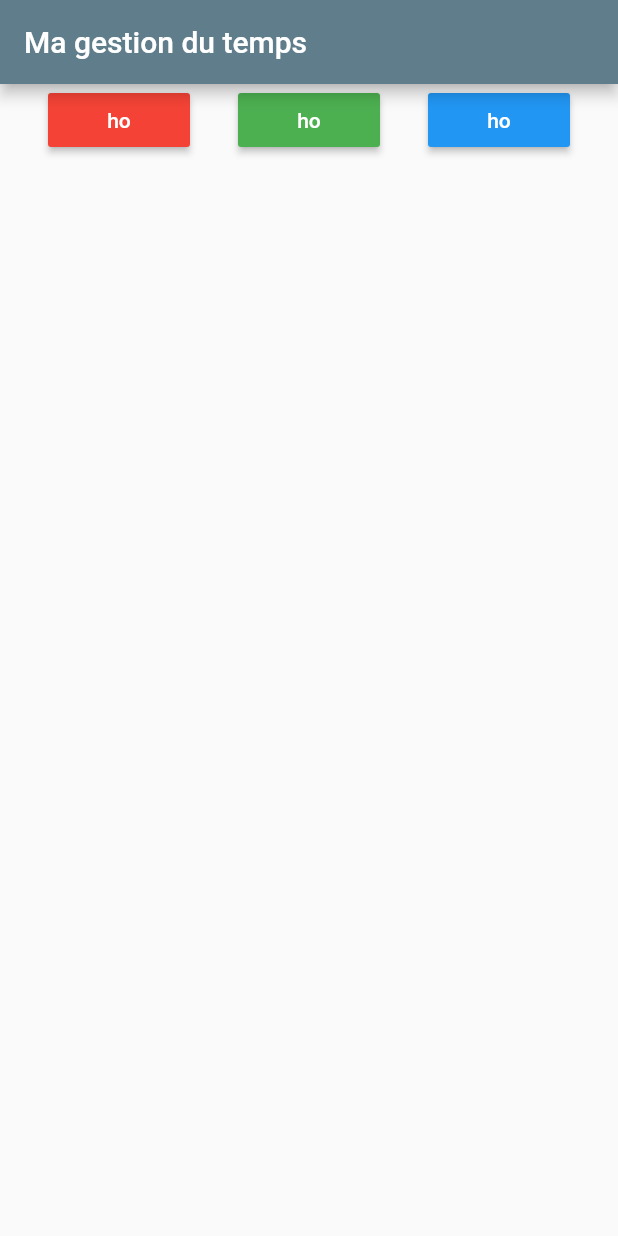
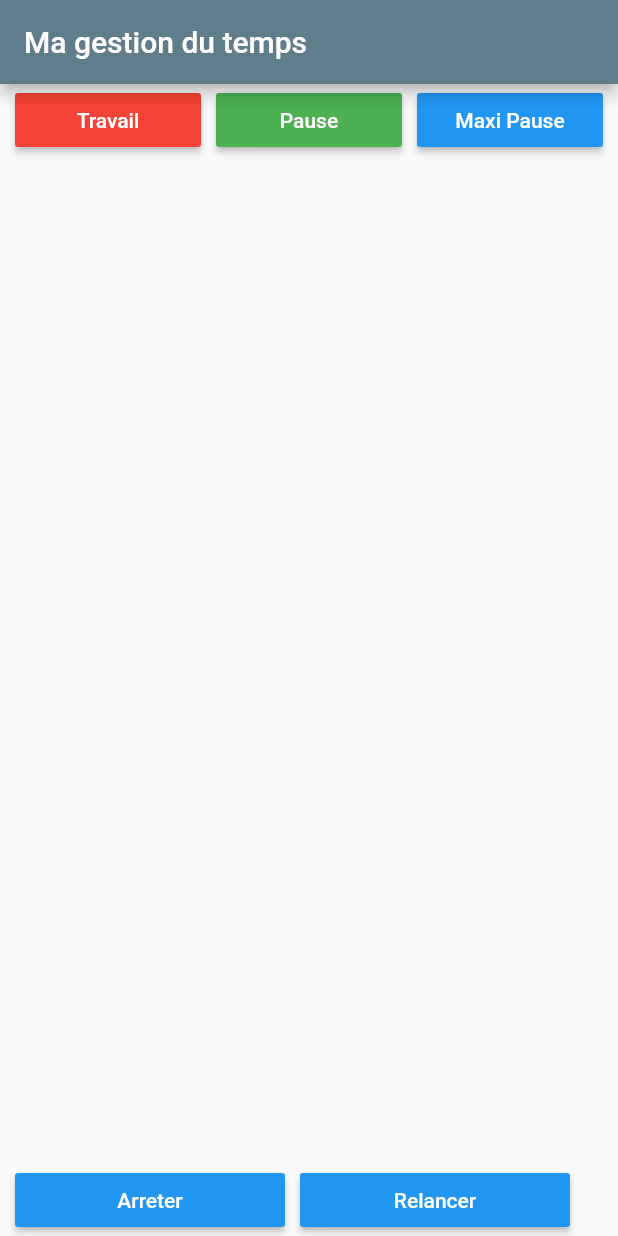
Before and after one commit to LePhostavius/TP2_FLUTTER, a Flutter app: the screen it shows after launch, on a phone screen of 412 x 824 dp. Run offline on Flutter 3.47's test engine with Material 2 defaults, Android fonts, the phone set to English and light mode, and no system bars.

Commit message:
bouttons ajoutés

```diff
--- a/gestion_temps/lib/page_accueil_minuterie.dart
+++ b/gestion_temps/lib/page_accueil_minuterie.dart
@@ -1,7 +1,9 @@
 // ignore_for_file: unnecessary_new
 
 import 'package:flutter/material.dart';
+import 'package:gestion_temps/main.dart';
 import 'widgets.dart';
+//import 'package:percent_indicator/percent_indicator.dart';
 
 class PageAccueilMinuterie extends StatelessWidget {
   const PageAccueilMinuterie({Key? key}) : super(key: key);
@@ -15,30 +17,49 @@ class PageAccueilMinuterie extends StatelessWidget {
           children: [
             Row(
               children: [
-                Padding(padding: EdgeInsets.all(16.0)),
+                Padding(padding: EdgeInsets.all(REMPLISSAGE_DEFAUT)),
                 Expanded(
                     child: BoutonGenerique(
                         couleur: Colors.red,
-                        texte: 'ho',
+                        texte: 'Travail',
                         taille: 60.0,
                         action: methodevide)),
-                Padding(padding: EdgeInsets.all(16.0)),
+                Padding(padding: EdgeInsets.all(REMPLISSAGE_DEFAUT)),
                 Expanded(
                     child: BoutonGenerique(
                         couleur: Colors.green,
-                        texte: 'ho',
+                        texte: 'Pause',
                         taille: 60.0,
                         action: methodevide)),
-                Padding(padding: EdgeInsets.all(16.0)),
+                Padding(padding: EdgeInsets.all(REMPLISSAGE_DEFAUT)),
                 Expanded(
                     child: BoutonGenerique(
                         couleur: Colors.blue,
-                        texte: 'ho',
+                        texte: 'Maxi Pause',
                         taille: 60.0,
                         action: methodevide)),
-                Padding(padding: EdgeInsets.all(16.0)),
+                Padding(padding: EdgeInsets.all(REMPLISSAGE_DEFAUT)),
               ],
-            )
+            ),
+          ],
+        ),
+        bottomNavigationBar: Row(
+          children: [
+            Padding(padding: EdgeInsets.all(REMPLISSAGE_DEFAUT)),
+            Expanded(
+                child: BoutonGenerique(
+                    couleur: Colors.blue,
+                    texte: 'Arreter',
+                    taille: 60.0,
+                    action: methodevide)),
+            Padding(padding: EdgeInsets.all(REMPLISSAGE_DEFAUT)),
+            Expanded(
+                child: BoutonGenerique(
+                    couleur: Colors.blue,
+                    texte: 'Relancer',
+                    taille: 60.0,
+                    action: methodevide)),
+            Padding(padding: EdgeInsets.all(16.0))
           ],
         ));
   }
```
Also changed, not shown: gestion_temps/pubspec.yaml (+7 -0 lines), 1 other file.
